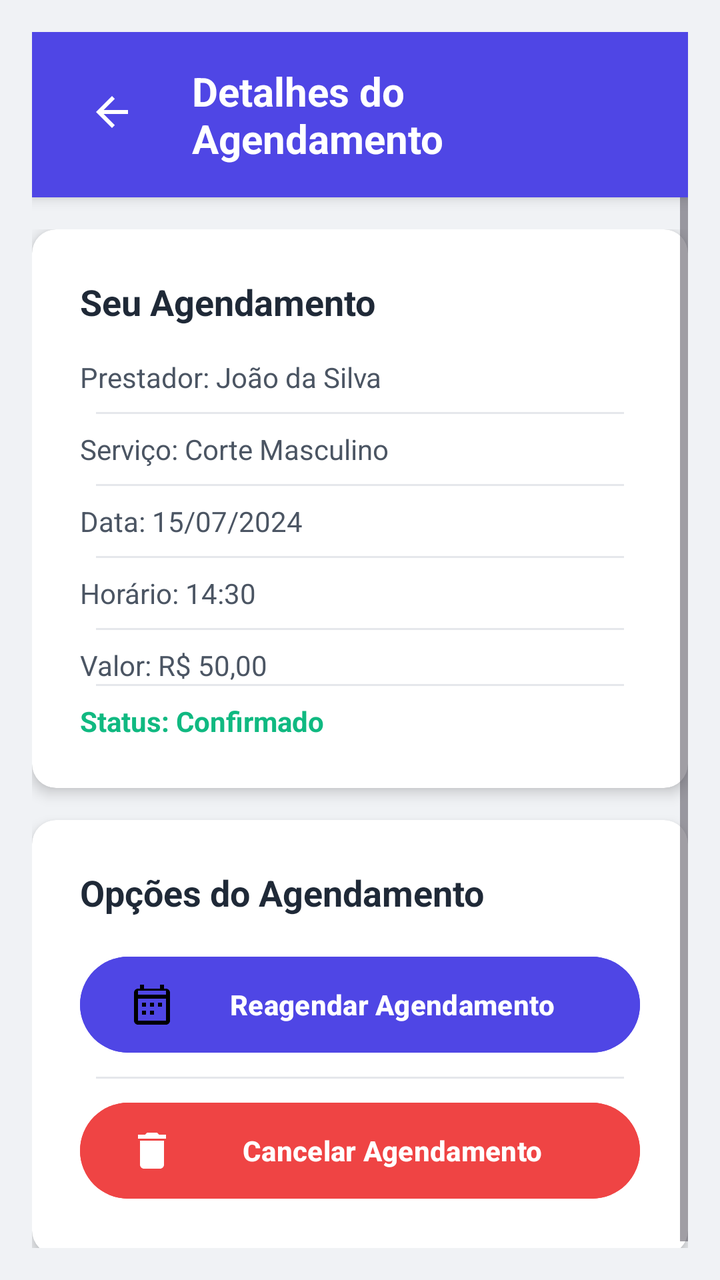
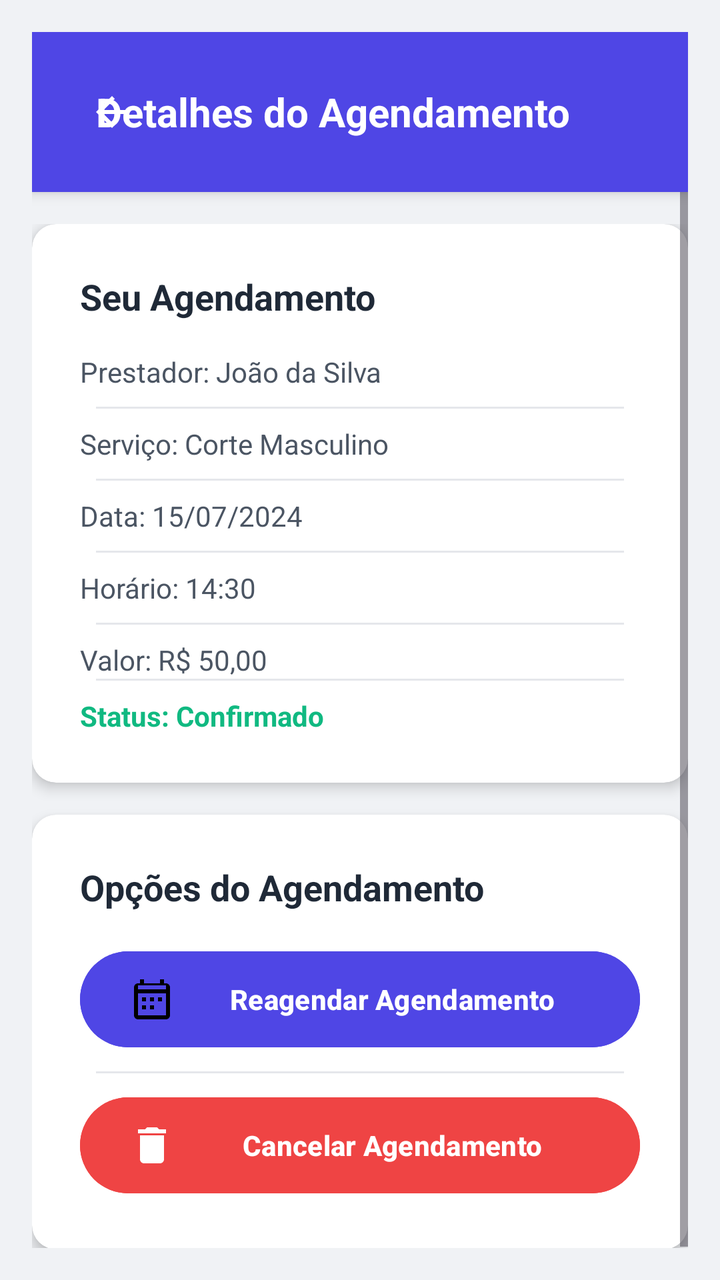

An Android layout rendered at two revisions. The XML below is the earlier revision; the diff shows what the commit changed to produce the second picture.
<!-- AndroidManifest.xml: application theme Theme.SmartApp -->
<!-- res/layout/reagendar.xml -->
<?xml version="1.0" encoding="utf-8"?>
<RelativeLayout xmlns:android="http://schemas.android.com/apk/res/android"
    xmlns:app="http://schemas.android.com/apk/res-auto"
    android:layout_width="match_parent"
    android:layout_height="match_parent"
    android:background="#f0f2f5"
    android:padding="16dp">

    
    <RelativeLayout
        android:id="@+id/header"
        android:layout_width="match_parent"
        android:layout_height="wrap_content"
        android:background="#4F46E5"
        android:padding="16dp"
        android:elevation="4dp">

        <ImageButton
            android:id="@+id/backButton"
            android:layout_width="48dp"
            android:layout_height="48dp"
            android:background="?attr/selectableItemBackgroundBorderless"
            android:src="@drawable/ic_arrow_back"
            android:contentDescription="Voltar" />

        <TextView
            android:layout_width="wrap_content"
            android:layout_height="wrap_content"
            android:text="Detalhes do Agendamento"
            android:textColor="#FFFFFF"
            android:textSize="20sp"
            android:textStyle="bold"
            android:layout_toRightOf="@id/backButton"
            android:layout_centerVertical="true"
            android:layout_marginStart="16dp" />
    </RelativeLayout>

    
    <ScrollView
        android:layout_width="match_parent"
        android:layout_height="match_parent"
        android:layout_below="@id/header"
        android:fillViewport="true">

        <LinearLayout
            android:layout_width="match_parent"
            android:layout_height="wrap_content"
            android:orientation="vertical"
            android:paddingTop="16dp">

            
            <androidx.cardview.widget.CardView
                android:layout_width="match_parent"
                android:layout_height="wrap_content"
                app:cardCornerRadius="12dp"
                app:cardElevation="4dp"
                android:layout_marginBottom="16dp">

                <LinearLayout
                    android:layout_width="match_parent"
                    android:layout_height="wrap_content"
                    android:orientation="vertical"
                    android:padding="24dp">

                    <TextView
                        android:layout_width="match_parent"
                        android:layout_height="wrap_content"
                        android:text="Seu Agendamento"
                        android:textColor="#1F2937"
                        android:textSize="18sp"
                        android:textStyle="bold"
                        android:layout_marginBottom="16dp"/>

                    <LinearLayout
                        android:layout_width="match_parent"
                        android:layout_height="wrap_content"
                        android:orientation="vertical"
                        android:divider="@drawable/divider"
                        android:showDividers="middle"
                        android:dividerPadding="8dp">

                        <TextView
                            android:layout_width="match_parent"
                            android:layout_height="wrap_content"
                            android:text="Prestador: João da Silva"
                            android:textColor="#4B5563"
                            android:layout_marginBottom="8dp"/>

                        <TextView
                            android:layout_width="match_parent"
                            android:layout_height="wrap_content"
                            android:text="Serviço: Corte Masculino"
                            android:textColor="#4B5563"
                            android:layout_marginVertical="8dp"/>

                        <TextView
                            android:layout_width="match_parent"
                            android:layout_height="wrap_content"
                            android:text="Data: 15/07/2024"
                            android:textColor="#4B5563"
                            android:layout_marginVertical="8dp"/>

                        <TextView
                            android:layout_width="match_parent"
                            android:layout_height="wrap_content"
                            android:text="Horário: 14:30"
                            android:textColor="#4B5563"
                            android:layout_marginVertical="8dp"/>

                        <TextView
                            android:layout_width="match_parent"
                            android:layout_height="wrap_content"
                            android:text="Valor: R$ 50,00"
                            android:textColor="#4B5563"
                            android:layout_marginTop="8dp"/>

                        <TextView
                            android:layout_width="match_parent"
                            android:layout_height="wrap_content"
                            android:text="Status: Confirmado"
                            android:textColor="#10B981"
                            android:textStyle="bold"
                            android:layout_marginTop="8dp"/>
                    </LinearLayout>
                </LinearLayout>
            </androidx.cardview.widget.CardView>

            
            <androidx.cardview.widget.CardView
                android:layout_width="match_parent"
                android:layout_height="wrap_content"
                app:cardCornerRadius="12dp"
                app:cardElevation="4dp">

                <LinearLayout
                    android:layout_width="match_parent"
                    android:layout_height="wrap_content"
                    android:orientation="vertical"
                    android:padding="24dp">

                    <TextView
                        android:layout_width="match_parent"
                        android:layout_height="wrap_content"
                        android:text="Opções do Agendamento"
                        android:textColor="#1F2937"
                        android:textSize="18sp"
                        android:textStyle="bold"
                        android:layout_marginBottom="16dp"/>

                    <LinearLayout
                        android:layout_width="match_parent"
                        android:layout_height="wrap_content"
                        android:orientation="vertical"
                        android:divider="@drawable/divider"
                        android:showDividers="middle"
                        android:dividerPadding="8dp">

                        <Button
                            android:id="@+id/rescheduleButton"
                            android:layout_width="match_parent"
                            android:layout_height="wrap_content"
                            android:backgroundTint="#4F46E5"
                            android:text="Reagendar Agendamento"
                            android:textColor="#FFFFFF"
                            android:textStyle="bold"
                            android:drawableLeft="@drawable/ic_calendar"
                            android:drawablePadding="8dp"
                            android:paddingVertical="12dp"
                            android:layout_marginBottom="8dp"/>

                        <Button
                            android:id="@+id/cancelButton"
                            android:layout_width="match_parent"
                            android:layout_height="wrap_content"
                            android:backgroundTint="#EF4444"
                            android:text="Cancelar Agendamento"
                            android:textColor="#FFFFFF"
                            android:textStyle="bold"
                            android:drawableLeft="@drawable/ic_trash"
                            android:drawablePadding="8dp"
                            android:paddingVertical="12dp"
                            android:layout_marginTop="8dp"/>
                    </LinearLayout>
                </LinearLayout>
            </androidx.cardview.widget.CardView>
        </LinearLayout>
    </ScrollView>

    
    <RelativeLayout
        android:id="@+id/cancelModal"
        android:layout_width="match_parent"
        android:layout_height="match_parent"
        android:background="#80000000"
        android:visibility="gone"
        android:clickable="true"
        android:focusable="true">

        <androidx.cardview.widget.CardView
            android:layout_width="300dp"
            android:layout_height="wrap_content"
            app:cardCornerRadius="16dp"
            app:cardElevation="8dp"
            android:layout_centerInParent="true">

            <LinearLayout
                android:layout_width="match_parent"
                android:layout_height="wrap_content"
                android:orientation="vertical"
                android:gravity="center_horizontal"
                android:padding="24dp">

                <ImageView
                    android:layout_width="48dp"
                    android:layout_height="48dp"
                    android:src="@drawable/ic_warning"
                    android:layout_marginBottom="16dp"/>

                <TextView
                    android:layout_width="match_parent"
                    android:layout_height="wrap_content"
                    android:text="Confirmar Cancelamento?"
                    android:textColor="#1F2937"
                    android:textSize="20sp"
                    android:textStyle="bold"
                    android:gravity="center"
                    android:layout_marginBottom="8dp"/>

                <TextView
                    android:layout_width="match_parent"
                    android:layout_height="wrap_content"
                    android:text="Esta ação não poderá ser desfeita. Tem certeza que deseja cancelar este agendamento?"
                    android:textColor="#4B5563"
                    android:gravity="center"
                    android:layout_marginBottom="24dp"/>

                <LinearLayout
                    android:layout_width="match_parent"
                    android:layout_height="wrap_content"
                    android:orientation="horizontal"
                    android:weightSum="2"
                    android:gravity="center">

                    <Button
                        android:id="@+id/cancelNoButton"
                        android:layout_width="0dp"
                        android:layout_height="wrap_content"
                        android:layout_weight="1"
                        android:backgroundTint="#E5E7EB"
                        android:text="Não, Voltar"
                        android:textColor="#1F2937"
                        android:layout_marginEnd="4dp"
                        android:paddingVertical="12dp"/>

                    <Button
                        android:id="@+id/cancelYesButton"
                        android:layout_width="0dp"
                        android:layout_height="wrap_content"
                        android:layout_weight="1"
                        android:backgroundTint="#EF4444"
                        android:text="Sim, Cancelar"
                        android:textColor="#FFFFFF"
                        android:layout_marginStart="4dp"
                        android:paddingVertical="12dp"/>
                </LinearLayout>
            </LinearLayout>
        </androidx.cardview.widget.CardView>
    </RelativeLayout>

    
    <RelativeLayout
        android:id="@+id/messageModal"
        android:layout_width="match_parent"
        android:layout_height="match_parent"
        android:background="#80000000"
        android:visibility="gone"
        android:clickable="true"
        android:focusable="true">

        <androidx.cardview.widget.CardView
            android:layout_width="300dp"
            android:layout_height="wrap_content"
            app:cardCornerRadius="16dp"
            app:cardElevation="8dp"
            android:layout_centerInParent="true">

            <LinearLayout
                android:layout_width="match_parent"
                android:layout_height="wrap_content"
                android:orientation="vertical"
                android:gravity="center_horizontal"
                android:padding="24dp">

                <ImageView
                    android:id="@+id/messageIcon"
                    android:layout_width="48dp"
                    android:layout_height="48dp"
                    android:layout_marginBottom="16dp"/>

                <TextView
                    android:id="@+id/messageTitle"
                    android:layout_width="match_parent"
                    android:layout_height="wrap_content"
                    android:textColor="#1F2937"
                    android:textSize="20sp"
                    android:textStyle="bold"
                    android:gravity="center"
                    android:layout_marginBottom="8dp"/>

                <TextView
                    android:id="@+id/messageText"
                    android:layout_width="match_parent"
                    android:layout_height="wrap_content"
                    android:textColor="#4B5563"
                    android:gravity="center"
                    android:layout_marginBottom="24dp"/>

                <Button
                    android:id="@+id/okButton"
                    android:layout_width="match_parent"
                    android:layout_height="wrap_content"
                    android:text="OK"
                    android:backgroundTint="#4F46E5"
                    android:textColor="#FFFFFF"
                    android:paddingVertical="12dp"/>
            </LinearLayout>
        </androidx.cardview.widget.CardView>
    </RelativeLayout>
</RelativeLayout>
<!-- resources referenced by this layout -->
<resources>
  <!-- drawable divider (drawable) -->
  <shape xmlns:android="http://schemas.android.com/apk/res/android">
      <size android:height="1dp" />
      <solid android:color="@color/gray_200" />
      <solid android:color="#E5E7EB" />
      <size android:height="1dp" />
      <solid android:color="#E5E7EB" />
      <size android:height="1dp" />
      <solid android:color="#E5E7EB" />
  
  </shape>
  <!-- drawable ic_arrow_back (drawable) -->
  <vector xmlns:android="http://schemas.android.com/apk/res/android"
      android:width="24dp"
      android:height="24dp"
      android:viewportWidth="24"
      android:viewportHeight="24">
      <path android:fillColor="#FFFFFF" android:pathData="M20,11H7.83l5.59,-5.59L12,4l-8,8 8,8 1.41,-1.41L7.83,13H20v-2z"/>
  </vector>
  <!-- drawable ic_calendar (drawable) -->
  <vector xmlns:android="http://schemas.android.com/apk/res/android"
      android:width="24dp"
      android:height="24dp"
      android:viewportWidth="24"
      android:viewportHeight="24">
      <path
          android:fillColor="#FF000000"
          android:pathData="M19,4h-1V2h-2v2H8V2H6v2H5c-1.11,0 -1.99,0.9 -1.99,2L3,20c0,1.1 0.89,2 2,2h14c1.1,0 2,-0.9 2,-2V6c0,-1.1 -0.9,-2 -2,-2zM19,20H5V9h14V20zM19,7H5V5h14V7zM9,13H7v-2h2V13zM13,13h-2v-2h2V13zM17,13h-2v-2h2V13zM9,17H7v-2h2V17zM13,17h-2v-2h2V17z"/>
  </vector>
  <!-- drawable ic_trash (drawable) -->
  <vector xmlns:android="http://schemas.android.com/apk/res/android"
      android:width="24dp"
      android:height="24dp"
      android:viewportWidth="24"
      android:viewportHeight="24">
      <path
          android:fillColor="#FFFFFF"
          android:pathData="M6,19c0,1.1 0.9,2 2,2h8c1.1,0 2,-0.9 2,-2V7H6V19zM19,4h-3.5l-1,-1h-5l-1,1H5v2h14V4z"/>
  </vector>
  <!-- drawable ic_warning (drawable) -->
  <vector xmlns:android="http://schemas.android.com/apk/res/android"
      android:width="24dp"
      android:height="24dp"
      android:viewportWidth="24"
      android:viewportHeight="24">
      <path
          android:fillColor="#F59E0B"
          android:pathData="M1,21h22L12,2 1,21zM13,18h-2v-2h2V18zM13,16h-2v-4h2V16z"/>
  </vector>
  <style name="Theme.SmartApp" parent="Base.Theme.SmartApp" />
  <color name="gray_200">#E5E7EB</color>
  <style name="Base.Theme.SmartApp" parent="Theme.Material3.DayNight.NoActionBar" />
</resources>

<!-- the commit's change to res/layout/reagendar.xml (unified diff, before → after) -->
@@ -16,7 +16,7 @@
         android:elevation="4dp">
 
         <ImageButton
-            android:id="@+id/backButton"
+            android:id="@+id/btnvoltardetalheag"
             android:layout_width="48dp"
             android:layout_height="48dp"
             android:background="?attr/selectableItemBackgroundBorderless"
@@ -156,7 +156,7 @@
                         android:dividerPadding="8dp">
 
                         <Button
-                            android:id="@+id/rescheduleButton"
+                            android:id="@+id/btnreagendar"
                             android:layout_width="match_parent"
                             android:layout_height="wrap_content"
                             android:backgroundTint="#4F46E5"
@@ -169,7 +169,7 @@
                             android:layout_marginBottom="8dp"/>
 
                         <Button
-                            android:id="@+id/cancelButton"
+                            android:id="@+id/btncancelar"
                             android:layout_width="match_parent"
                             android:layout_height="wrap_content"
                             android:backgroundTint="#EF4444"
